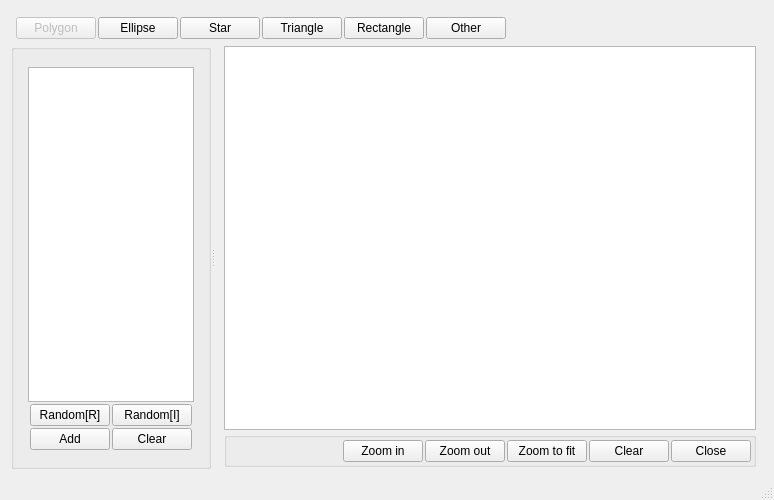
Before: the Qt Designer form QGraphicScene_example2/mainwindow.ui in andrei-crisu/ShapeGenerationApp, drawn with Qt 5.
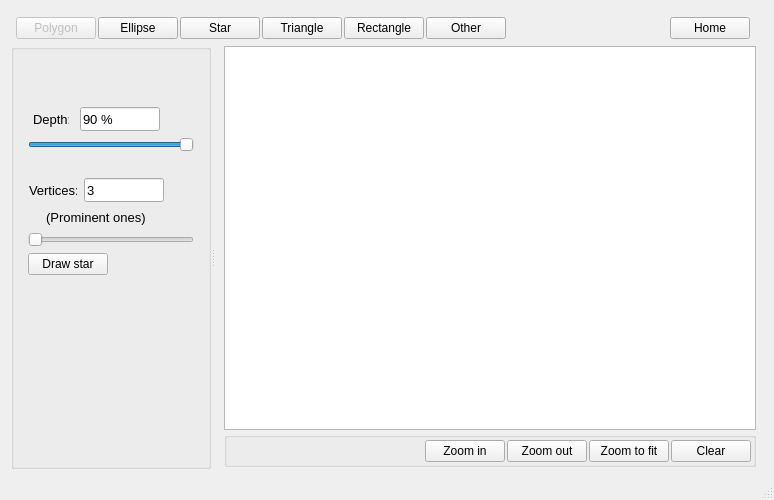
After: the same form once the commit is applied. The open tabs and pages were chosen to show the change. Icons and pictures are not drawn.

```diff
--- a/QGraphicScene_example2/mainwindow.ui
+++ b/QGraphicScene_example2/mainwindow.ui
@@ -317,14 +317,54 @@
              </property>
             </widget>
            </item>
+           <item>
+            <spacer name="horizontalSpacer_13">
+             <property name="orientation">
+              <enum>Qt::Horizontal</enum>
+             </property>
+             <property name="sizeHint" stdset="0">
+              <size>
+               <width>40</width>
+               <height>20</height>
+              </size>
+             </property>
+            </spacer>
+           </item>
+           <item>
+            <widget class="QPushButton" name="close">
+             <property name="enabled">
+              <bool>true</bool>
+             </property>
+             <property name="minimumSize">
+              <size>
+               <width>80</width>
+               <height>22</height>
+              </size>
+             </property>
+             <property name="toolTip">
+              <string>&lt;html&gt;&lt;head/&gt;&lt;body&gt;&lt;p&gt;&lt;span style=&quot; font-size:10pt;&quot;&gt;Home&lt;/span&gt;&lt;/p&gt;&lt;/body&gt;&lt;/html&gt;</string>
+             </property>
+             <property name="text">
+              <string>Home</string>
+             </property>
+             <property name="icon">
+              <iconset>
+               <normalon>:/app_icons/icon_files/home.png</normalon>
+              </iconset>
+             </property>
+            </widget>
+           </item>
            <item>
             <spacer name="horizontalSpacer_8">
              <property name="orientation">
               <enum>Qt::Horizontal</enum>
              </property>
+             <property name="sizeType">
+              <enum>QSizePolicy::Fixed</enum>
+             </property>
              <property name="sizeHint" stdset="0">
               <size>
-               <width>411</width>
+               <width>10</width>
                <height>20</height>
               </size>
              </property>
@@ -426,7 +466,177 @@
                  <property name="currentIndex">
                   <number>2</number>
                  </property>
-                 <widget class="QWidget" name="page_3">
+                 <widget class="QWidget" name="page1">
+                  <layout class="QVBoxLayout" name="verticalLayout_3">
+                   <property name="spacing">
+                    <number>0</number>
+                   </property>
+                   <item>
+                    <widget class="QTextEdit" name="polygonVerticesEdit">
+                     <property name="styleSheet">
+                      <string notr="true">font: 12pt &quot;Consolas&quot;;</string>
+                     </property>
+                     <property name="html">
+                      <string>&lt;!DOCTYPE HTML PUBLIC &quot;-//W3C//DTD HTML 4.0//EN&quot; &quot;http://www.w3.org/TR/REC-html40/strict.dtd&quot;&gt;
+&lt;html&gt;&lt;head&gt;&lt;meta name=&quot;qrichtext&quot; content=&quot;1&quot; /&gt;&lt;style type=&quot;text/css&quot;&gt;
+p, li { white-space: pre-wrap; }
+&lt;/style&gt;&lt;/head&gt;&lt;body style=&quot; font-family:'Consolas'; font-size:12pt; font-weight:400; font-style:normal;&quot;&gt;
+&lt;p style=&quot; margin-top:0px; margin-bottom:0px; margin-left:0px; margin-right:0px; -qt-block-indent:0; text-indent:0px;&quot;&gt;100,200;&lt;/p&gt;
+&lt;p style=&quot; margin-top:0px; margin-bottom:0px; margin-left:0px; margin-right:0px; -qt-block-indent:0; text-indent:0px;&quot;&gt;200,200;&lt;/p&gt;
+&lt;p style=&quot; margin-top:0px; margin-bottom:0px; margin-left:0px; margin-right:0px; -qt-block-indent:0; text-indent:0px;&quot;&gt;200,300;&lt;/p&gt;
+&lt;p style=&quot; margin-top:0px; margin-bottom:0px; margin-left:0px; margin-right:0px; -qt-block-indent:0; text-indent:0px;&quot;&gt;250,350;&lt;/p&gt;
+&lt;p style=&quot; margin-top:0px; margin-bottom:0px; margin-left:0px; margin-right:0px; -qt-block-indent:0; text-indent:0px;&quot;&gt;125,385;&lt;/p&gt;
+&lt;p style=&quot; margin-top:0px; margin-bottom:0px; margin-left:0px; margin-right:0px; -qt-block-indent:0; text-indent:0px;&quot;&gt;65,300;&lt;/p&gt;&lt;/body&gt;&lt;/html&gt;</string>
+                     </property>
+                    </widget>
+                   </item>
+                   <item>
+                    <widget class="QGroupBox" name="shapeTypeBox_4">
+                     <property name="styleSheet">
+                      <string notr="true">QGroupBox
+{
+border-style:none;
+}</string>
+                     </property>
+                     <property name="title">
+                      <string/>
+                     </property>
+                     <layout class="QHBoxLayout" name="horizontalLayout_4">
+                      <property name="spacing">
+                       <number>2</number>
+                      </property>
+                      <property name="leftMargin">
+                       <number>2</number>
+                      </property>
+                      <property name="topMargin">
+                       <number>2</number>
+                      </property>
+                      <property name="rightMargin">
+                       <number>2</number>
+                      </property>
+                      <property name="bottomMargin">
+                       <number>0</number>
+                      </property>
+                      <item>
+                       <widget class="QPushButton" name="addRandomPolygon">
+                        <property name="minimumSize">
+                         <size>
+                          <width>80</width>
+                          <height>22</height>
+                         </size>
+                        </property>
+                        <property name="toolTip">
+                         <string>&lt;html&gt;&lt;head/&gt;&lt;body&gt;&lt;p&gt;&lt;span style=&quot; font-size:10pt;&quot;&gt;Generate random  regular polygon&lt;/span&gt;&lt;/p&gt;&lt;/body&gt;&lt;/html&gt;</string>
+                        </property>
+                        <property name="text">
+                         <string>Random[R]</string>
+                        </property>
+                       </widget>
+                      </item>
+                      <item>
+                       <widget class="QPushButton" name="addRandomIrregularPolygon">
+                        <property name="minimumSize">
+                         <size>
+                          <width>80</width>
+                          <height>22</height>
+                         </size>
+                        </property>
+                        <property name="toolTip">
+                         <string>&lt;html&gt;&lt;head/&gt;&lt;body&gt;&lt;p&gt;&lt;span style=&quot; font-size:10pt;&quot;&gt;Generate random irregular polygon&lt;/span&gt;&lt;/p&gt;&lt;/body&gt;&lt;/html&gt;</string>
+                        </property>
+                        <property name="text">
+                         <string>Random[I]</string>
+                        </property>
+                       </widget>
+                      </item>
+                      <item>
+                       <spacer name="horizontalSpacer_7">
+                        <property name="orientation">
+                         <enum>Qt::Horizontal</enum>
+                        </property>
+                        <property name="sizeHint" stdset="0">
+                         <size>
+                          <width>411</width>
+                          <height>20</height>
+                         </size>
+                        </property>
+                       </spacer>
+                      </item>
+                     </layout>
+                    </widget>
+                   </item>
+                   <item>
+                    <widget class="QGroupBox" name="shapeTypeBox_2">
+                     <property name="styleSheet">
+                      <string notr="true">QGroupBox
+{
+border-style:none;
+}</string>
+                     </property>
+                     <property name="title">
+                      <string/>
+                     </property>
+                     <layout class="QHBoxLayout" name="horizontalLayout_5">
+                      <property name="spacing">
+                       <number>2</number>
+                      </property>
+                      <property name="leftMargin">
+                       <number>2</number>
+                      </property>
+                      <property name="topMargin">
+                       <number>2</number>
+                      </property>
+                      <property name="rightMargin">
+                       <number>2</number>
+                      </property>
+                      <property name="bottomMargin">
+                       <number>2</number>
+                      </property>
+                      <item>
+                       <widget class="QPushButton" name="addPolygon">
+                        <property name="minimumSize">
+                         <size>
+                          <width>80</width>
+                          <height>22</height>
+                         </size>
+                        </property>
+                        <property name="text">
+                         <string>Add</string>
+                        </property>
+                       </widget>
+                      </item>
+                      <item>
+                       <widget class="QPushButton" name="clearPolygonData">
+                        <property name="minimumSize">
+                         <size>
+                          <width>80</width>
+                          <height>22</height>
+                         </size>
+                        </property>
+                        <property name="text">
+                         <string>Clear</string>
+                        </property>
+                       </widget>
+                      </item>
+                      <item>
+                       <spacer name="horizontalSpacer_3">
+                        <property name="orientation">
+                         <enum>Qt::Horizontal</enum>
+                        </property>
+                        <property name="sizeHint" stdset="0">
+                         <size>
+                          <width>411</width>
+                          <height>20</height>
+                         </size>
+                        </property>
+                       </spacer>
+                      </item>
+                     </layout>
+                    </widget>
+                   </item>
+                  </layout>
+                 </widget>
+                 <widget class="QWidget" name="page2">
                   <layout class="QVBoxLayout" name="verticalLayout_4">
                    <item>
                     <widget class="QGroupBox" name="groupBox_3">
@@ -732,12 +942,342 @@
                    </item>
                   </layout>
                  </widget>
-                 <widget class="QWidget" name="page">
-                  <widget class="QPushButton" name="addRandomPolygon_2">
+                 <widget class="QWidget" name="page3">
+                  <layout class="QVBoxLayout" name="verticalLayout_9">
+                   <item>
+                    <spacer name="verticalSpacer_7">
+                     <property name="orientation">
+                      <enum>Qt::Vertical</enum>
+                     </property>
+                     <property name="sizeType">
+                      <enum>QSizePolicy::Fixed</enum>
+                     </property>
+                     <property name="sizeHint" stdset="0">
+                      <size>
+                       <width>20</width>
+                       <height>40</height>
+                      </size>
+                     </property>
+                    </spacer>
+                   </item>
+                   <item>
+                    <layout class="QVBoxLayout" name="verticalLayout_7">
+                     <item>
+                      <layout class="QHBoxLayout" name="horizontalLayout_12">
+                       <item>
+                        <widget class="QLabel" name="label_5">
+                         <property name="minimumSize">
+                          <size>
+                           <width>36</width>
+                           <height>24</height>
+                          </size>
+                         </property>
+                         <property name="maximumSize">
+                          <size>
+                           <width>30</width>
+                           <height>24</height>
+                          </size>
+                         </property>
+                         <property name="font">
+                          <font>
+                           <pointsize>10</pointsize>
+                          </font>
+                         </property>
+                         <property name="text">
+                          <string>Depth:</string>
+                         </property>
+                        </widget>
+                       </item>
+                       <item>
+                        <widget class="QLineEdit" name="lineEditDepth">
+                         <property name="sizePolicy">
+                          <sizepolicy hsizetype="Fixed" vsizetype="Fixed">
+                           <horstretch>0</horstretch>
+                           <verstretch>0</verstretch>
+                          </sizepolicy>
+                         </property>
+                         <property name="minimumSize">
+                          <size>
+                           <width>80</width>
+                           <height>24</height>
+                          </size>
+                         </property>
+                         <property name="maximumSize">
+                          <size>
+                           <width>80</width>
+                           <height>24</height>
+                          </size>
+                         </property>
+                         <property name="font">
+                          <font>
+                           <pointsize>10</pointsize>
+                          </font>
+                         </property>
+                         <property name="focusPolicy">
+                          <enum>Qt::NoFocus</enum>
+                         </property>
+                         <property name="autoFillBackground">
+                          <bool>false</bool>
+                         </property>
+                         <property name="text">
+                          <string>90 %</string>
+                         </property>
+                         <property name="readOnly">
+                          <bool>true</bool>
+                         </property>
+                        </widget>
+                       </item>
+                       <item>
+                        <spacer name="horizontalSpacer_10">
+                         <property name="orientation">
+                          <enum>Qt::Horizontal</enum>
+                         </property>
+                         <property name="sizeType">
+                          <enum>QSizePolicy::Minimum</enum>
+                         </property>
+                         <property name="sizeHint" stdset="0">
+                          <size>
+                           <width>28</width>
+                           <height>20</height>
+                          </size>
+                         </property>
+                        </spacer>
+                       </item>
+                      </layout>
+                     </item>
+                     <item>
+                      <widget class="QSlider" name="depthStarSlider">
+                       <property name="minimum">
+                        <number>10</number>
+                       </property>
+                       <property name="maximum">
+                        <number>90</number>
+                       </property>
+                       <property name="singleStep">
+                        <number>5</number>
+                       </property>
+                       <property name="pageStep">
+                        <number>5</number>
+                       </property>
+                       <property name="sliderPosition">
+                        <number>90</number>
+                       </property>
+                       <property name="orientation">
+                        <enum>Qt::Horizontal</enum>
+                       </property>
+                      </widget>
+                     </item>
+                    </layout>
+                   </item>
+                   <item>
+                    <spacer name="verticalSpacer_6">
+                     <property name="orientation">
+                      <enum>Qt::Vertical</enum>
+                     </property>
+                     <property name="sizeType">
+                      <enum>QSizePolicy::Fixed</enum>
+                     </property>
+                     <property name="sizeHint" stdset="0">
+                      <size>
+                       <width>20</width>
+                       <height>20</height>
+                      </size>
+                     </property>
+                    </spacer>
+                   </item>
+                   <item>
+                    <layout class="QVBoxLayout" name="verticalLayout_8">
+                     <item>
+                      <layout class="QHBoxLayout" name="horizontalLayout_14">
+                       <item>
+                        <widget class="QLabel" name="label_6">
+                         <property name="minimumSize">
+                          <size>
+                           <width>48</width>
+                           <height>24</height>
+                          </size>
+                         </property>
+                         <property name="maximumSize">
+                          <size>
+                           <width>30</width>
+                           <height>24</height>
+                          </size>
+                         </property>
+                         <property name="font">
+                          <font>
+                           <pointsize>10</pointsize>
+                          </font>
+                         </property>
+                         <property name="text">
+                          <string>Vertices:</string>
+                         </property>
+                        </widget>
+                       </item>
+                       <item>
+                        <widget class="QLineEdit" name="lineEditVertices">
+                         <property name="sizePolicy">
+                          <sizepolicy hsizetype="Fixed" vsizetype="Fixed">
+                           <horstretch>0</horstretch>
+                           <verstretch>0</verstretch>
+                          </sizepolicy>
+                         </property>
+                         <property name="minimumSize">
+                          <size>
+                           <width>80</width>
+                           <height>24</height>
+                          </size>
+                         </property>
+                         <property name="maximumSize">
+                          <size>
+                           <width>80</width>
+                           <height>24</height>
+                          </size>
+                         </property>
+                         <property name="font">
+                          <font>
+                           <pointsize>10</pointsize>
+                          </font>
+                         </property>
+                         <property name="focusPolicy">
+                          <enum>Qt::NoFocus</enum>
+                         </property>
+                         <property name="autoFillBackground">
+                          <bool>false</bool>
+                         </property>
+                         <property name="text">
+                          <string>3</string>
+                         </property>
+                         <property name="readOnly">
+                          <bool>true</bool>
+                         </property>
+                        </widget>
+                       </item>
+                       <item>
+                        <spacer name="horizontalSpacer_12">
+                         <property name="orientation">
+                          <enum>Qt::Horizontal</enum>
+                         </property>
+                         <property name="sizeType">
+                          <enum>QSizePolicy::Minimum</enum>
+                         </property>
+                         <property name="sizeHint" stdset="0">
+                          <size>
+                           <width>28</width>
+                           <height>20</height>
+                          </size>
+                         </property>
+                        </spacer>
+                       </item>
+                      </layout>
+                     </item>
+                     <item>
+                      <widget class="QLabel" name="label_7">
+                       <property name="minimumSize">
+                        <size>
+                         <width>100</width>
+                         <height>18</height>
+                        </size>
+                       </property>
+                       <property name="maximumSize">
+                        <size>
+                         <width>124</width>
+                         <height>18</height>
+                        </size>
+                       </property>
+                       <property name="font">
+                        <font>
+                         <pointsize>10</pointsize>
+                        </font>
+                       </property>
+                       <property name="text">
+                        <string>     (Prominent ones)</string>
+                       </property>
+                      </widget>
+                     </item>
+                     <item>
+                      <widget class="QSlider" name="verticesStarSlider">
+                       <property name="minimum">
+                        <number>3</number>
+                       </property>
+                       <property name="maximum">
+                        <number>16</number>
+                       </property>
+                       <property name="singleStep">
+                        <number>1</number>
+                       </property>
+                       <property name="pageStep">
+                        <number>3</number>
+                       </property>
+                       <property name="value">
+                        <number>3</number>
+                       </property>
+                       <property name="sliderPosition">
+                        <number>3</number>
+                       </property>
+                       <property name="orientation">
+                        <enum>Qt::Horizontal</enum>
+                       </property>
+                       <property name="invertedAppearance">
+                        <bool>false</bool>
+                       </property>
+                      </widget>
+                     </item>
+                    </layout>
+                   </item>
+                   <item>
+                    <layout class="QHBoxLayout" name="horizontalLayout_13">
+                     <item>
+                      <widget class="QPushButton" name="addRandomPolygon_2">
+                       <property name="minimumSize">
+                        <size>
+                         <width>80</width>
+                         <height>22</height>
+                        </size>
+                       </property>
+                       <property name="text">
+                        <string>Draw star</string>
+                       </property>
+                      </widget>
+                     </item>
+                     <item>
+                      <spacer name="horizontalSpacer_11">
+                       <property name="orientation">
+                        <enum>Qt::Horizontal</enum>
+                       </property>
+                       <property name="sizeHint" stdset="0">
+                        <size>
+                         <width>40</width>
+                         <height>20</height>
+                        </size>
+                       </property>
+                      </spacer>
+                     </item>
+                    </layout>
+                   </item>
+                   <item>
+                    <spacer name="verticalSpacer_8">
+                     <property name="orientation">
+                      <enum>Qt::Vertical</enum>
+                     </property>
+                     <property name="sizeHint" stdset="0">
+                      <size>
+                       <width>20</width>
+                       <height>119</height>
+                      </size>
+                     </property>
+                    </spacer>
+                   </item>
+                  </layout>
+                 </widget>
+                 <widget class="QWidget" name="page4">
+                  <widget class="QPushButton" name="appedTriangle">
+                   <property name="enabled">
+                    <bool>true</bool>
+                   </property>
                    <property name="geometry">
                     <rect>
-                     <x>40</x>
-                     <y>100</y>
+                     <x>60</x>
+                     <y>120</y>
                      <width>80</width>
                      <height>22</height>
                     </rect>
@@ -752,168 +1292,12 @@
                     <string>&lt;html&gt;&lt;head/&gt;&lt;body&gt;&lt;p&gt;&lt;span style=&quot; font-size:10pt;&quot;&gt;Generate random  regular polygon&lt;/span&gt;&lt;/p&gt;&lt;/body&gt;&lt;/html&gt;</string>
                    </property>
                    <property name="text">
-                    <string>ff</string>
+                    <string>Add Triangle</string>
                    </property>
                   </widget>
                  </widget>
-                 <widget class="QWidget" name="page_4">
-                  <layout class="QVBoxLayout" name="verticalLayout_3">
-                   <property name="spacing">
-                    <number>0</number>
-                   </property>
-                   <item>
-                    <widget class="QTextEdit" name="polygonVerticesEdit">
-                     <property name="styleSheet">
-                      <string notr="true">font: 12pt &quot;Consolas&quot;;</string>
-                     </property>
-                    </widget>
-                   </item>
-                   <item>
-                    <widget class="QGroupBox" name="shapeTypeBox_4">
-                     <property name="styleSheet">
-                      <string notr="true">QGroupBox
-{
-border-style:none;
-}</string>
-                     </property>
-                     <property name="title">
-                      <string/>
-                     </property>
-                     <layout class="QHBoxLayout" name="horizontalLayout_4">
-                      <property name="spacing">
-                       <number>2</number>
-                      </property>
-                      <property name="leftMargin">
-                       <number>2</number>
-                      </property>
-                      <property name="topMargin">
-                       <number>2</number>
-                      </property>
-                      <property name="rightMargin">
-                       <number>2</number>
-                      </property>
-                      <property name="bottomMargin">
-                       <number>0</number>
-                      </property>
-                      <item>
-                       <widget class="QPushButton" name="addRandomPolygon">
-                        <property name="minimumSize">
-                         <size>
-                          <width>80</width>
-                          <height>22</height>
-                         </size>
-                        </property>
-                        <property name="toolTip">
-                         <string>&lt;html&gt;&lt;head/&gt;&lt;body&gt;&lt;p&gt;&lt;span style=&quot; font-size:10pt;&quot;&gt;Generate random  regular polygon&lt;/span&gt;&lt;/p&gt;&lt;/body&gt;&lt;/html&gt;</string>
-                        </property>
-                        <property name="text">
-                         <string>Random[R]</string>
-                        </property>
-                       </widget>
-                      </item>
-                      <item>
-                       <widget class="QPushButton" name="addRandomIrregularPolygon">
-                        <property name="minimumSize">
-                         <size>
-                          <width>80</width>
-                          <height>22</height>
-                         </size>
-                        </property>
-                        <property name="toolTip">
-                         <string>&lt;html&gt;&lt;head/&gt;&lt;body&gt;&lt;p&gt;&lt;span style=&quot; font-size:10pt;&quot;&gt;Generate random irregular polygon&lt;/span&gt;&lt;/p&gt;&lt;/body&gt;&lt;/html&gt;</string>
-                        </property>
-                        <property name="text">
-                         <string>Random[I]</string>
-                        </property>
-                       </widget>
-                      </item>
-                      <item>
-                       <spacer name="horizontalSpacer_7">
-                        <property name="orientation">
-                         <enum>Qt::Horizontal</enum>
-                        </property>
-                        <property name="sizeHint" stdset="0">
-                         <size>
-                          <width>411</width>
-                          <height>20</height>
-                         </size>
-                        </property>
-                       </spacer>
-                      </item>
-                     </layout>
-                    </widget>
-                   </item>
-                   <item>
-                    <widget class="QGroupBox" name="shapeTypeBox_2">
-                     <property name="styleSheet">
-                      <string notr="true">QGroupBox
-{
-border-style:none;
-}</string>
-                     </property>
-                     <property name="title">
-                      <string/>
-                     </property>
-                     <layout class="QHBoxLayout" name="horizontalLayout_5">
-                      <property name="spacing">
-                       <number>2</number>
-                      </property>
-                      <property name="leftMargin">
-                       <number>2</number>
-                      </property>
-                      <property name="topMargin">
-                       <number>2</number>
-                      </property>
-                      <property name="rightMargin">
-                       <number>2</number>
-                      </property>
-                      <property name="bottomMargin">
-                       <number>2</number>
-                      </property>
-                      <item>
-                       <widget class="QPushButton" name="addPolygon">
-                        <property name="minimumSize">
-                         <size>
-                          <width>80</width>
-                          <height>22</height>
-                         </size>
-                        </property>
-                        <property name="text">
-                         <string>Add</string>
-                        </property>
-                       </widget>
-                      </item>
-                      <item>
-                       <widget class="QPushButton" name="clearPolygonData">
-                        <property name="minimumSize">
-                         <size>
-                          <width>80</width>
-                          <height>22</height>
-                         </size>
-                        </property>
-                        <property name="text">
-                         <string>Clear</string>
-                        </property>
-                       </widget>
-                      </item>
-                      <item>
-                       <spacer name="horizontalSpacer_3">
-                        <property name="orientation">
-                         <enum>Qt::Horizontal</enum>
-                        </property>
-                        <property name="sizeHint" stdset="0">
-                         <size>
-                          <width>411</width>
-                          <height>20</height>
-                         </size>
-                        </property>
-                       </spacer>
-                      </item>
-                     </layout>
-                    </widget>
-                   </item>
-                  </layout>
-                 </widget>
+                 <widget class="QWidget" name="page5"/>
+                 <widget class="QWidget" name="page6"/>
                 </widget>
                </item>
               </layout>
@@ -1031,22 +1415,6 @@
                   </property>
                  </widget>
                 </item>
-                <item>
-                 <widget class="QPushButton" name="close">
-                  <property name="enabled">
-                   <bool>true</bool>
-                  </property>
-                  <property name="minimumSize">
-                   <size>
-                    <width>80</width>
-                    <height>22</height>
-                   </size>
-                  </property>
-                  <property name="text">
-                   <string>Close</string>
-                  </property>
-                 </widget>
-                </item>
                </layout>
               </widget>
              </item>
```
Left out of the diff: 150 changed lines with no effect on the pictures.
